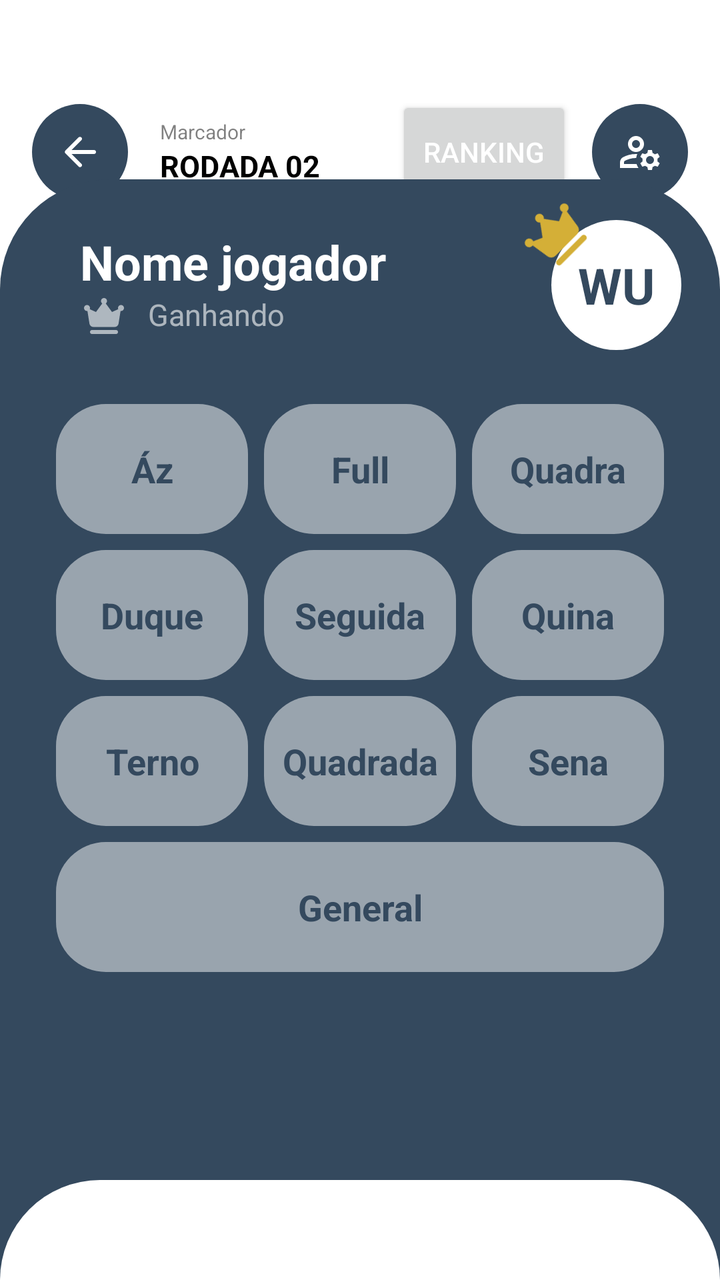
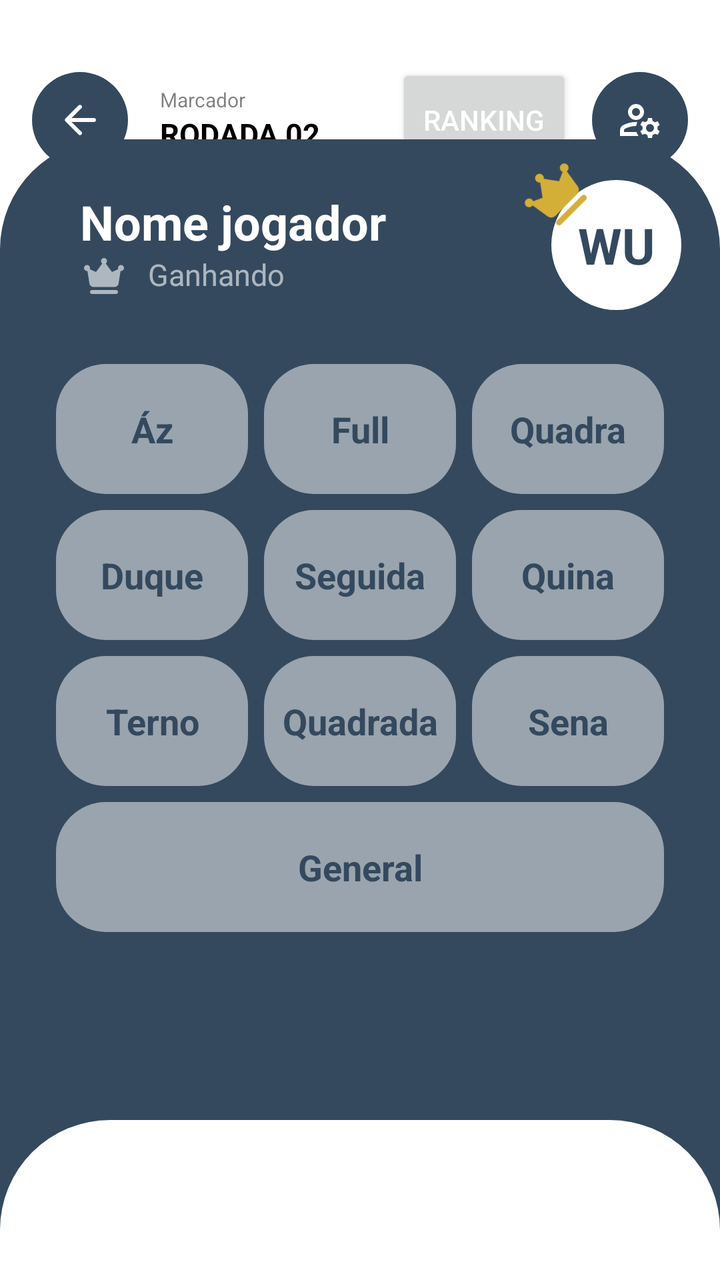

Screens rendered from an Android XML layout before and after an edit, with the pre-edit source and the edit as a unified diff.
<!-- AndroidManifest.xml: application theme Base.Theme.KingOfBozo.Standard -->
<!-- res/layout/fragment_marcar_jogo.xml -->
<?xml version="1.0" encoding="utf-8"?>
<androidx.constraintlayout.widget.ConstraintLayout xmlns:android="http://schemas.android.com/apk/res/android"
    android:layout_width="match_parent"
    android:layout_height="match_parent"
    android:paddingTop="32dp"
    xmlns:app="http://schemas.android.com/apk/res-auto"
    xmlns:tools="http://schemas.android.com/tools"
    android:background="?attr/cardBackgroundColor">

    <LinearLayout
        android:id="@+id/action_bar"
        android:layout_width="match_parent"
        android:layout_height="wrap_content"
        android:layout_margin="16dp"
        android:gravity="center_vertical"
        app:layout_constraintTop_toTopOf="parent">

        <ImageView
            android:id="@+id/button_back"
            android:layout_width="48dp"
            android:layout_height="48dp"
            android:backgroundTint="?attr/colorPrimary"
            android:background="@drawable/background_circle"
            android:padding="12dp"
            android:src="@drawable/ic_arrow_back"
            app:tint="?attr/customTextBackground"
            tools:ignore="ContentDescription" />

        <LinearLayout
            android:layout_width="0dp"
            android:layout_height="wrap_content"
            android:layout_marginStart="16dp"
            android:orientation="vertical"
            android:layout_weight="1">

            <TextView
                android:layout_width="wrap_content"
                android:layout_height="wrap_content"
                android:text="Marcador"
                android:alpha="0.5"
                android:textColor="?attr/textFillColor"
                android:textSize="10sp" />

            <TextView
                android:id="@+id/total_rodadas"
                android:layout_width="wrap_content"
                android:layout_height="wrap_content"
                android:text="RODADA 02"
                android:textColor="?attr/textFillColor"
                android:textSize="15sp"
                android:textStyle="bold" />

        </LinearLayout>

        <Button
            android:id="@+id/btn_ranking_durante_jogo"
            android:layout_width="wrap_content"
            android:layout_height="56dp"
            android:text="Ranking"
            android:textColor="?attr/customTextBackground"
            app:icon="@drawable/ic_ranking"
            app:iconGravity="textStart"
            app:iconTint="?attr/customTextBackground" />

        <ImageView
            android:id="@+id/button_gerenciar_jogadores"
            android:layout_width="48dp"
            android:layout_height="48dp"
            android:backgroundTint="?attr/colorPrimary"
            android:background="@drawable/background_circle_yellow"
            android:padding="12dp"
            app:tint="?attr/customTextBackground"
            android:src="@drawable/ic_gerenciar_jogador"
            android:layout_marginStart="10dp"
            tools:ignore="ContentDescription" />

    </LinearLayout>

    <TextView
        android:id="@+id/pontos_rodada"
        android:layout_width="0dp"
        android:layout_height="0dp"
        android:text="0"
        android:gravity="center"
        android:fontFamily="@font/agencyb"
        android:textColor="?attr/textFillColor"
        app:autoSizeTextType="uniform"
        app:autoSizeMinTextSize="50sp"
        app:autoSizeMaxTextSize="250sp"
        app:layout_constraintTop_toBottomOf="@id/action_bar"
        app:layout_constraintBottom_toTopOf="@id/form_add_player"
        app:layout_constraintStart_toStartOf="parent"
        app:layout_constraintEnd_toEndOf="parent" />

    <LinearLayout
        android:id="@+id/form_add_player"
        android:layout_width="match_parent"
        android:layout_height="wrap_content"
        android:background="@drawable/bottom_sheet_background"
        android:backgroundTint="?attr/colorPrimary"
        android:orientation="vertical"
        android:paddingHorizontal="24dp"
        android:paddingTop="25dp"
        android:paddingBottom="130dp"
        android:clipChildren="false"
        android:clipToPadding="false"
        app:layout_constraintBottom_toBottomOf="parent">

        <LinearLayout
            android:layout_width="match_parent"
            android:layout_height="wrap_content"
            android:clipChildren="false"
            android:clipToPadding="false">

            <LinearLayout
                android:layout_width="0dp"
                android:layout_height="wrap_content"
                android:orientation="vertical"
                android:layout_weight="1"
                android:paddingStart="16dp">
                <TextView
                    android:id="@+id/text_player_name"
                    android:layout_width="wrap_content"
                    android:layout_height="wrap_content"
                    android:text="Nome jogador"
                    android:textColor="?attr/customTextBackground"
                    android:textSize="24sp"
                    android:textStyle="bold" />

                <TextView
                    android:id="@+id/text_status"
                    android:layout_width="wrap_content"
                    android:layout_height="wrap_content"
                    android:text="Ganhando"
                    android:alpha="0.6"
                    android:textColor="?attr/customTextBackground"
                    android:textSize="15sp"
                    android:gravity="start"
                    app:drawableStartCompat="@drawable/ic_crown"
                    app:drawableTint="?attr/customTextBackground"
                    android:drawablePadding="10dp"/>

            </LinearLayout>


            <FrameLayout
                android:id="@+id/avatarContainer"
                android:layout_width="95dp"
                android:layout_height="95dp"
                android:clickable="true"
                android:focusable="true"
                android:padding="15dp"
                android:layout_marginTop="-20dp"
                android:layout_marginEnd="-20dp"
                android:clipChildren="false"
                android:clipToPadding="false">

                <ImageView
                    android:id="@+id/icon_king"
                    android:layout_width="37dp"
                    android:layout_height="35dp"
                    android:layout_marginStart="-16dp"
                    android:layout_marginTop="-10dp"
                    android:elevation="1dp"
                    android:importantForAccessibility="no"
                    android:rotation="-45"
                    android:src="@drawable/ic_crown"
                    app:tint="@color/premium" />

                <TextView
                    android:id="@+id/sigla_nome"
                    android:layout_width="match_parent"
                    android:layout_height="match_parent"
                    android:background="@drawable/background_circle"
                    android:backgroundTint="?attr/customTextBackground"
                    android:text="WU"
                    android:textColor="?attr/colorPrimary"
                    android:textStyle="bold"
                    android:textSize="25sp"
                    android:gravity="center" />

                <com.google.android.material.imageview.ShapeableImageView
                    android:id="@+id/imagePlayerAvatarDetail"
                    android:layout_width="match_parent"
                    android:layout_height="match_parent"
                    android:scaleType="centerCrop"
                    android:src="@drawable/ic_person"
                    android:visibility="gone"
                    app:shapeAppearanceOverlay="@style/ShapeAppearance.Material3.Corner.Full" />

            </FrameLayout>
        </LinearLayout>

        <GridLayout
            android:layout_width="match_parent"
            android:layout_height="wrap_content"
            android:layout_marginBottom="20dp"
            android:columnCount="3"
            android:rowCount="4"
            android:layout_marginTop="8dp">

            <TextView
                android:id="@+id/valor_az"
                android:layout_height="65dp"
                android:layout_width="0dp"
                android:backgroundTint="?attr/customTextBackground"
                android:background="@drawable/background_card_black"
                android:textColor="?attr/colorPrimary"
                android:text="Áz"
                android:textSize="18sp"
                android:textStyle="bold"
                android:gravity="center"
                android:alpha="0.5"
                android:layout_row="0"
                android:layout_column="0"
                android:layout_columnWeight="1"
                android:layout_gravity="fill"
                android:layout_margin="4dp"/>

            <TextView
                android:id="@+id/valor_full"
                android:layout_height="65dp"
                android:layout_width="0dp"
                android:backgroundTint="?attr/customTextBackground"
                android:background="@drawable/background_card_black"
                android:textColor="?attr/colorPrimary"
                android:text="Full"
                android:textSize="18sp"
                android:textStyle="bold"
                android:gravity="center"
                android:alpha="0.5"
                android:layout_row="0"
                android:layout_column="1"
                android:layout_columnWeight="1"
                android:layout_gravity="fill"
                android:layout_margin="4dp"/>

            <TextView
                android:id="@+id/valor_quadra"
                android:layout_height="65dp"
                android:layout_width="0dp"
                android:backgroundTint="?attr/customTextBackground"
                android:background="@drawable/background_card_black"
                android:textColor="?attr/colorPrimary"
                android:text="Quadra"
                android:textSize="18sp"
                android:textStyle="bold"
                android:gravity="center"
                android:alpha="0.5"
                android:layout_row="0"
                android:layout_column="2"
                android:layout_columnWeight="1"
                android:layout_gravity="fill"
                android:layout_margin="4dp"/>

            <TextView
                android:id="@+id/valor_duque"
                android:layout_height="65dp"
                android:layout_width="0dp"
                android:backgroundTint="?attr/customTextBackground"
                android:background="@drawable/background_card_black"
                android:textColor="?attr/colorPrimary"
                android:text="Duque"
                android:textSize="18sp"
                android:textStyle="bold"
                android:gravity="center"
                android:alpha="0.5"
                android:layout_row="1"
                android:layout_column="0"
                android:layout_columnWeight="1"
                android:layout_gravity="fill"
                android:layout_margin="4dp"/>

            <TextView
                android:id="@+id/valor_seguida"
                android:layout_height="65dp"
                android:layout_width="0dp"
                android:backgroundTint="?attr/customTextBackground"
                android:background="@drawable/background_card_black"
                android:textColor="?attr/colorPrimary"
                android:text="Seguida"
                android:textSize="18sp"
                android:textStyle="bold"
                android:gravity="center"
                android:alpha="0.5"
                android:layout_row="1"
                android:layout_column="1"
                android:layout_columnWeight="1"
                android:layout_gravity="fill"
                android:layout_margin="4dp"/>

            <TextView
                android:id="@+id/valor_quina"
                android:layout_height="65dp"
                android:layout_width="0dp"
                android:backgroundTint="?attr/customTextBackground"
                android:background="@drawable/background_card_black"
                android:textColor="?attr/colorPrimary"
                android:text="Quina"
                android:textSize="18sp"
                android:textStyle="bold"
                android:gravity="center"
                android:alpha="0.5"
                android:layout_row="1"
                android:layout_column="2"
                android:layout_columnWeight="1"
                android:layout_gravity="fill"
                android:layout_margin="4dp"/>

            <TextView
                android:id="@+id/valor_terno"
                android:layout_height="65dp"
                android:layout_width="0dp"
                android:backgroundTint="?attr/customTextBackground"
                android:background="@drawable/background_card_black"
                android:textColor="?attr/colorPrimary"
                android:text="Terno"
                android:textSize="18sp"
                android:textStyle="bold"
                android:gravity="center"
                android:alpha="0.5"
                android:layout_row="2"
                android:layout_column="0"
                android:layout_columnWeight="1"
                android:layout_gravity="fill"
                android:layout_margin="4dp"/>

            <TextView
                android:id="@+id/valor_quadrada"
                android:layout_height="65dp"
                android:layout_width="0dp"
                android:backgroundTint="?attr/customTextBackground"
                android:background="@drawable/background_card_black"
                android:textColor="?attr/colorPrimary"
                android:text="Quadrada"
                android:textSize="18sp"
                android:textStyle="bold"
                android:gravity="center"
                android:alpha="0.5"
                android:layout_row="2"
                android:layout_column="1"
                android:layout_columnWeight="1"
                android:layout_gravity="fill"
                android:layout_margin="4dp"/>

            <TextView
                android:id="@+id/valor_sena"
                android:layout_height="65dp"
                android:layout_width="0dp"
                android:backgroundTint="?attr/customTextBackground"
                android:background="@drawable/background_card_black"
                android:textColor="?attr/colorPrimary"
                android:text="Sena"
                android:textSize="18sp"
                android:textStyle="bold"
                android:gravity="center"
                android:alpha="0.5"
                android:layout_row="2"
                android:layout_column="2"
                android:layout_columnWeight="1"
                android:layout_gravity="fill"
                android:layout_margin="4dp"/>

            <TextView
                android:id="@+id/valor_general"
                android:layout_height="65dp"
                android:layout_width="0dp"
                android:backgroundTint="?attr/customTextBackground"
                android:background="@drawable/background_card_black"
                android:textColor="?attr/colorPrimary"
                android:text="General"
                android:textSize="18sp"
                android:textStyle="bold"
                android:gravity="center"
                android:alpha="0.5"
                android:layout_row="3"
                android:layout_column="0"
                android:layout_columnSpan="3"
                android:layout_columnWeight="1"
                android:layout_gravity="fill"
                android:layout_margin="4dp"/>

        </GridLayout>

    </LinearLayout>

    <LinearLayout
        android:id="@+id/navigation_bar_container"
        android:layout_width="match_parent"
        android:layout_height="wrap_content"
        android:background="@drawable/bottom_sheet_background"
        android:backgroundTint="?attr/cardBackgroundColor"
        android:orientation="vertical"
        android:clipChildren="false"
        android:clipToPadding="false"
        android:paddingBottom="15dp"
        app:layout_constraintBottom_toBottomOf="parent">

        <androidx.recyclerview.widget.RecyclerView
            android:id="@+id/recyclerViewJogadoresRodada"
            android:layout_width="match_parent"
            android:layout_height="wrap_content"
            app:layoutManager="androidx.recyclerview.widget.LinearLayoutManager"
            android:orientation="horizontal"
            android:paddingTop="35dp"
            tools:listitem="@layout/item_jogador_selection"
            android:clipChildren="false"
            android:clipToPadding="false"/>

    </LinearLayout>

</androidx.constraintlayout.widget.ConstraintLayout>
<!-- res/layout/item_jogador_selection.xml (included above) -->
<?xml version="1.0" encoding="utf-8"?>
<androidx.constraintlayout.widget.ConstraintLayout xmlns:android="http://schemas.android.com/apk/res/android"
    xmlns:app="http://schemas.android.com/apk/res-auto"
    xmlns:tools="http://schemas.android.com/tools"
    android:layout_width="wrap_content"
    android:layout_height="wrap_content"
    android:background="?attr/selectableItemBackground"
    android:clipChildren="false"
    android:clipToPadding="false">

    <RelativeLayout
        android:id="@+id/avatar_container_jogo"
        android:layout_width="81dp"
        android:layout_height="81dp"
        android:padding="8dp"
        tools:ignore="MissingConstraints"
        android:clipChildren="false"
        android:clipToPadding="false">
        <ImageView
            android:id="@+id/icon_king"
            android:layout_width="wrap_content"
            android:layout_height="wrap_content"
            android:elevation="1dp"
            android:importantForAccessibility="no"
            android:rotation="-45"
            android:layout_marginTop="-3dp"
            android:layout_marginStart="-3dp"
            android:layout_alignParentTop="true"
            android:src="@drawable/ic_crown"
            app:tint="@color/premium"/>


        <ImageView
            android:id="@+id/icon_position"
            android:layout_width="20dp"
            android:layout_height="20dp"
            android:elevation="1dp"
            android:importantForAccessibility="no"
            android:src="@drawable/ic_1"
            app:tint="?attr/colorPrimary"
            android:layout_marginBottom="-6dp"
            android:backgroundTint="?attr/customTextBackground"
            android:background="@drawable/circle_background"
            android:layout_alignParentBottom="true"
            android:layout_centerInParent="true"/>

        <ImageView
            android:id="@+id/icon_empate"
            android:layout_width="match_parent"
            android:layout_height="match_parent"
            android:backgroundTint="?attr/colorPrimary"
            android:background="@drawable/background_circle"
            android:layout_centerInParent="true"/>

        <TextView
            android:id="@+id/sigla_nome"
            android:layout_width="55dp"
            android:layout_height="55dp"
            android:backgroundTint="?attr/customBackground"
            android:background="@drawable/background_circle"
            android:text="WU"
            android:textColor="?attr/colorPrimary"
            android:textStyle="bold"
            android:textSize="25dp"
            android:gravity="center"
            android:layout_centerInParent="true"/>


        <com.google.android.material.imageview.ShapeableImageView
            android:id="@+id/imagePlayerAvatarJogo"
            android:layout_width="55dp"
            android:layout_height="55dp"
            android:scaleType="centerCrop"
            android:src="@drawable/ic_person"
            android:layout_centerInParent="true"
            app:shapeAppearanceOverlay="@style/ShapeAppearance.Material3.Corner.Full" />


    </RelativeLayout>

</androidx.constraintlayout.widget.ConstraintLayout>
<!-- resources referenced by this layout -->
<resources>
  <color name="premium">#D4AF37</color>
  <!-- drawable background_card_black (drawable) -->
  <shape xmlns:android="http://schemas.android.com/apk/res/android"
      android:shape="rectangle">
      <solid android:color="@color/fundo_light" />
      <corners android:radius="25dp" />
  </shape>
  <!-- drawable background_circle (drawable) -->
  <?xml version="1.0" encoding="utf-8"?>
  <shape xmlns:android="http://schemas.android.com/apk/res/android"
      android:shape="oval">
      <solid android:color="@color/fundo_light" />
  </shape>
  <!-- drawable background_circle_yellow (drawable) -->
  <?xml version="1.0" encoding="utf-8"?>
  <shape xmlns:android="http://schemas.android.com/apk/res/android"
      android:shape="oval">
      <solid android:color="@color/fundo_light" />
  </shape>
  <!-- drawable bottom_sheet_background (drawable) -->
  <?xml version="1.0" encoding="utf-8"?>
  <shape xmlns:android="http://schemas.android.com/apk/res/android"
      android:shape="rectangle">
      <solid android:color="@color/fundo_light"/>
      <corners android:topLeftRadius="55dp" android:topRightRadius="55dp"/>
  </shape>
  <!-- drawable circle_background (drawable) -->
  <?xml version="1.0" encoding="utf-8"?>
  <shape xmlns:android="http://schemas.android.com/apk/res/android"
      android:shape="oval">
      <solid android:color="@color/fundo_light" />
  </shape>
  <!-- drawable ic_1 (drawable) -->
  <vector xmlns:android="http://schemas.android.com/apk/res/android"
      android:width="24dp"
      android:height="24dp"
      android:viewportWidth="960"
      android:viewportHeight="960"
      android:tint="@color/fundo_light">
    <path
        android:fillColor="@android:color/white"
        android:pathData="M480,880Q397,880 324,848.5Q251,817 197,763Q143,709 111.5,636Q80,563 80,480Q80,397 111.5,324Q143,251 197,197Q251,143 324,111.5Q397,80 480,80Q563,80 636,111.5Q709,143 763,197Q817,251 848.5,324Q880,397 880,480Q880,563 848.5,636Q817,709 763,763Q709,817 636,848.5Q563,880 480,880ZM460,360L460,640Q460,657 471.5,668.5Q483,680 500,680Q517,680 528.5,668.5Q540,657 540,640L540,320Q540,303 528.5,291.5Q517,280 500,280L420,280Q403,280 391.5,291.5Q380,303 380,320Q380,337 391.5,348.5Q403,360 420,360L460,360Z"/>
  </vector>
  <!-- drawable ic_arrow_back (drawable) -->
  <vector xmlns:android="http://schemas.android.com/apk/res/android"
      android:width="24dp"
      android:height="24dp"
      android:viewportWidth="960"
      android:viewportHeight="960"
      android:tint="@color/fundo_light"
      android:autoMirrored="true">
    <path
        android:fillColor="@android:color/white"
        android:pathData="M313,520L509,716Q521,728 520.5,744Q520,760 508,772Q496,783 480,783.5Q464,784 452,772L188,508Q182,502 179.5,495Q177,488 177,480Q177,472 179.5,465Q182,458 188,452L452,188Q463,177 479.5,177Q496,177 508,188Q520,200 520,216.5Q520,233 508,245L313,440L760,440Q777,440 788.5,451.5Q800,463 800,480Q800,497 788.5,508.5Q777,520 760,520L313,520Z"/>
  </vector>
  <color name="fundo_light">#EFEFEF</color>
  <color name="padrao">#34495e</color>
  <color name="text_dark">#000000</color>
  <color name="text_light">#FFFFFF</color>
  <color name="icon_dark">#000000</color>
  <color name="icon_light">#FFFFFF</color>
  <color name="card_light">#FFFFFF</color>
  <color name="card_dark">#282828</color>
  <!-- unchanged entries left out for length: 6 -->
</resources>

<!-- the commit's change to res/layout/fragment_marcar_jogo.xml (unified diff, before → after) -->
@@ -2,7 +2,7 @@
 <androidx.constraintlayout.widget.ConstraintLayout xmlns:android="http://schemas.android.com/apk/res/android"
     android:layout_width="match_parent"
     android:layout_height="match_parent"
-    android:paddingTop="32dp"
+    android:paddingTop="16dp"
     xmlns:app="http://schemas.android.com/apk/res-auto"
     xmlns:tools="http://schemas.android.com/tools"
     android:background="?attr/cardBackgroundColor">
@@ -101,7 +101,7 @@
         android:orientation="vertical"
         android:paddingHorizontal="24dp"
         android:paddingTop="25dp"
-        android:paddingBottom="130dp"
+        android:paddingBottom="150dp"
         android:clipChildren="false"
         android:clipToPadding="false"
         app:layout_constraintBottom_toBottomOf="parent">
@@ -393,7 +393,7 @@
         android:orientation="vertical"
         android:clipChildren="false"
         android:clipToPadding="false"
-        android:paddingBottom="15dp"
+        android:paddingBottom="55dp"
         app:layout_constraintBottom_toBottomOf="parent">
 
         <androidx.recyclerview.widget.RecyclerView
@@ -402,7 +402,7 @@
             android:layout_height="wrap_content"
             app:layoutManager="androidx.recyclerview.widget.LinearLayoutManager"
             android:orientation="horizontal"
-            android:paddingTop="35dp"
+            android:paddingTop="25dp"
             tools:listitem="@layout/item_jogador_selection"
             android:clipChildren="false"
             android:clipToPadding="false"/>
